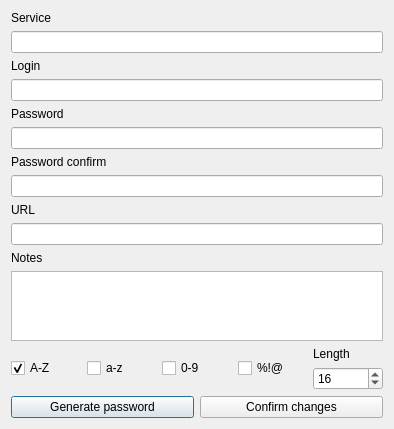
Qt form client_side/resources/ui/passwords_edit_window.ui (Sk2can/Password-manager) before a commit.
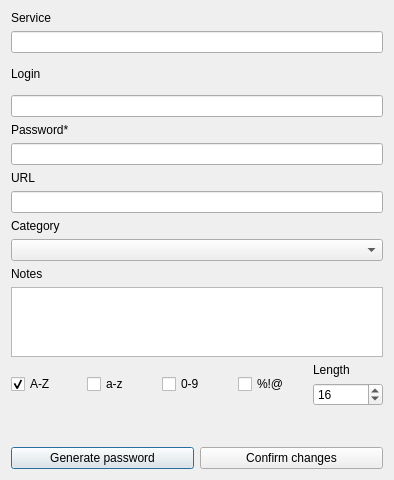
The same form after that commit.

```diff
--- a/client_side/resources/ui/passwords_edit_window.ui
+++ b/client_side/resources/ui/passwords_edit_window.ui
@@ -7,42 +7,15 @@
     <x>0</x>
     <y>0</y>
     <width>394</width>
-    <height>423</height>
+    <height>480</height>
    </rect>
   </property>
   <property name="windowTitle">
    <string>Vaultary - password edit</string>
   </property>
-  <layout class="QGridLayout" name="gridLayout" rowstretch="1,1,1,1,1,1,1,1,1" columnstretch="0,0,0">
-   <item row="5" column="0" colspan="3">
-    <layout class="QVBoxLayout" name="verticalLayout_5">
-     <item>
-      <widget class="QLabel" name="url_label">
-       <property name="text">
-        <string>URL</string>
-       </property>
-      </widget>
-     </item>
-     <item>
-      <widget class="QLineEdit" name="url_lineEdit"/>
-     </item>
-    </layout>
-   </item>
-   <item row="7" column="0" colspan="3">
+  <layout class="QGridLayout" name="gridLayout" rowstretch="1,1,1,1,1,1,1,1,1,1" columnstretch="0,0">
+   <item row="7" column="0" colspan="2">
     <layout class="QGridLayout" name="gridLayout_2">
-     <item row="1" column="4">
-      <widget class="QSpinBox" name="length_spinBox">
-       <property name="minimum">
-        <number>1</number>
-       </property>
-       <property name="maximum">
-        <number>64</number>
-       </property>
-       <property name="value">
-        <number>16</number>
-       </property>
-      </widget>
-     </item>
      <item row="0" column="4">
       <widget class="QLabel" name="length_label">
        <property name="text">
@@ -81,37 +54,54 @@
        </property>
       </widget>
      </item>
+     <item row="1" column="4">
+      <widget class="QSpinBox" name="length_spinBox">
+       <property name="minimum">
+        <number>1</number>
+       </property>
+       <property name="maximum">
+        <number>64</number>
+       </property>
+       <property name="value">
+        <number>16</number>
+       </property>
+      </widget>
+     </item>
     </layout>
    </item>
-   <item row="4" column="0" colspan="3">
-    <layout class="QVBoxLayout" name="verticalLayout_4">
+   <item row="4" column="0" colspan="2">
+    <layout class="QVBoxLayout" name="verticalLayout_5">
      <item>
-      <widget class="QLabel" name="confirm_label">
+      <widget class="QLabel" name="url_label">
        <property name="text">
-        <string>Password confirm</string>
+        <string>URL</string>
        </property>
       </widget>
      </item>
      <item>
-      <widget class="QLineEdit" name="confirm_lineEdit"/>
+      <widget class="QLineEdit" name="url_lineEdit"/>
      </item>
     </layout>
    </item>
-   <item row="6" column="0" colspan="3">
-    <layout class="QVBoxLayout" name="verticalLayout_6">
+   <item row="9" column="0" colspan="2">
+    <layout class="QHBoxLayout" name="horizontalLayout">
      <item>
-      <widget class="QLabel" name="notes_label">
+      <widget class="QPushButton" name="generate_pushButton">
        <property name="text">
-        <string>Notes</string>
+        <string>Generate password</string>
        </property>
       </widget>
      </item>
      <item>
-      <widget class="QPlainTextEdit" name="notes_plainTextEdit"/>
+      <widget class="QPushButton" name="confirm_pushButton">
+       <property name="text">
+        <string>Confirm changes</string>
+       </property>
+      </widget>
      </item>
     </layout>
    </item>
-   <item row="0" column="0" colspan="3">
+   <item row="0" column="0" colspan="2">
     <layout class="QVBoxLayout" name="verticalLayout">
      <item>
       <widget class="QLabel" name="service_label">
@@ -125,7 +115,7 @@
      </item>
     </layout>
    </item>
-   <item row="1" column="0" rowspan="2" colspan="3">
+   <item row="1" column="0" rowspan="2" colspan="2">
     <layout class="QVBoxLayout" name="verticalLayout_2">
      <item>
       <widget class="QLabel" name="login_label">
@@ -139,12 +129,12 @@
      </item>
     </layout>
    </item>
-   <item row="3" column="0" colspan="3">
+   <item row="3" column="0" colspan="2">
     <layout class="QVBoxLayout" name="verticalLayout_3">
      <item>
       <widget class="QLabel" name="password_label">
        <property name="text">
-        <string>Password</string>
+        <string>Password*</string>
        </property>
       </widget>
      </item>
@@ -153,19 +143,40 @@
      </item>
     </layout>
    </item>
-   <item row="8" column="0" colspan="3">
-    <layout class="QHBoxLayout" name="horizontalLayout">
+   <item row="6" column="0" colspan="2">
+    <layout class="QVBoxLayout" name="verticalLayout_6">
      <item>
-      <widget class="QPushButton" name="generate_pushButton">
+      <widget class="QLabel" name="notes_label">
        <property name="text">
-        <string>Generate password</string>
+        <string>Notes</string>
        </property>
       </widget>
      </item>
      <item>
-      <widget class="QPushButton" name="confirm_pushButton">
+      <widget class="QPlainTextEdit" name="notes_plainTextEdit"/>
+     </item>
+    </layout>
+   </item>
+   <item row="5" column="0" colspan="2">
+    <layout class="QVBoxLayout" name="verticalLayout_4">
+     <item>
+      <widget class="QLabel" name="category_label">
        <property name="text">
-        <string>Confirm changes</string>
+        <string>Category</string>
+       </property>
+      </widget>
+     </item>
+     <item>
+      <widget class="QComboBox" name="category_comboBox"/>
+     </item>
+    </layout>
+   </item>
+   <item row="8" column="0" colspan="2">
+    <layout class="QHBoxLayout" name="horizontalLayout_2">
+     <item>
+      <widget class="QLabel" name="error_label">
+       <property name="text">
+        <string/>
        </property>
       </widget>
      </item>
```
